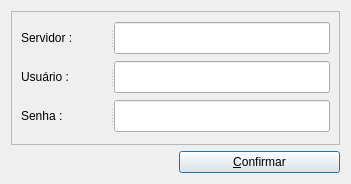
dsgoficial/SAP_Operador, file modules/sap/uis/login.ui: the form before one commit.
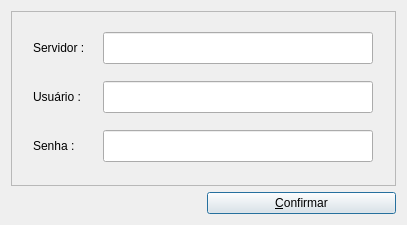
The form after the commit.

```diff
--- a/modules/sap/uis/login.ui
+++ b/modules/sap/uis/login.ui
@@ -6,10 +6,28 @@
    <rect>
     <x>0</x>
     <y>0</y>
-    <width>351</width>
-    <height>184</height>
+    <width>407</width>
+    <height>225</height>
    </rect>
   </property>
+  <property name="sizePolicy">
+   <sizepolicy hsizetype="Fixed" vsizetype="Fixed">
+    <horstretch>0</horstretch>
+    <verstretch>0</verstretch>
+   </sizepolicy>
+  </property>
+  <property name="minimumSize">
+   <size>
+    <width>407</width>
+    <height>225</height>
+   </size>
+  </property>
+  <property name="maximumSize">
+   <size>
+    <width>407</width>
+    <height>225</height>
+   </size>
+  </property>
   <property name="windowTitle">
    <string/>
   </property>
@@ -35,27 +53,31 @@
      <property name="frameShadow">
       <enum>QFrame::Plain</enum>
      </property>
-     <layout class="QVBoxLayout" name="verticalLayout">
-      <item>
-       <widget class="QSplitter" name="splitter">
-        <property name="orientation">
-         <enum>Qt::Horizontal</enum>
-        </property>
+     <layout class="QGridLayout" name="gridLayout_2">
+      <item row="0" column="0">
         <widget class="QLabel" name="label">
+        <property name="sizePolicy">
+         <sizepolicy hsizetype="Fixed" vsizetype="Fixed">
+          <horstretch>0</horstretch>
+          <verstretch>0</verstretch>
+         </sizepolicy>
+        </property>
          <property name="text">
           <string>Servidor :</string>
          </property>
         </widget>
+      </item>
+      <item row="0" column="1">
         <widget class="QLineEdit" name="serverLe">
          <property name="sizePolicy">
-          <sizepolicy hsizetype="Fixed" vsizetype="Fixed">
+         <sizepolicy hsizetype="Preferred" vsizetype="Preferred">
            <horstretch>0</horstretch>
            <verstretch>0</verstretch>
           </sizepolicy>
          </property>
          <property name="minimumSize">
           <size>
-           <width>216</width>
+          <width>270</width>
            <height>32</height>
           </size>
          </property>
@@ -66,28 +88,31 @@
           </size>
          </property>
         </widget>
-       </widget>
       </item>
-      <item>
-       <widget class="QSplitter" name="splitter_2">
-        <property name="orientation">
-         <enum>Qt::Horizontal</enum>
-        </property>
+      <item row="1" column="0">
         <widget class="QLabel" name="label_2">
+        <property name="sizePolicy">
+         <sizepolicy hsizetype="Fixed" vsizetype="Fixed">
+          <horstretch>0</horstretch>
+          <verstretch>0</verstretch>
+         </sizepolicy>
+        </property>
          <property name="text">
           <string>Usuário :</string>
          </property>
         </widget>
+      </item>
+      <item row="1" column="1">
         <widget class="QLineEdit" name="userLe">
          <property name="sizePolicy">
-          <sizepolicy hsizetype="Fixed" vsizetype="Fixed">
+         <sizepolicy hsizetype="Preferred" vsizetype="Preferred">
            <horstretch>0</horstretch>
            <verstretch>0</verstretch>
           </sizepolicy>
          </property>
          <property name="minimumSize">
           <size>
-           <width>216</width>
+          <width>270</width>
            <height>32</height>
           </size>
          </property>
@@ -98,28 +123,31 @@
           </size>
          </property>
         </widget>
-       </widget>
       </item>
-      <item>
-       <widget class="QSplitter" name="splitter_3">
-        <property name="orientation">
-         <enum>Qt::Horizontal</enum>
-        </property>
+      <item row="2" column="0">
         <widget class="QLabel" name="label_3">
+        <property name="sizePolicy">
+         <sizepolicy hsizetype="Fixed" vsizetype="Fixed">
+          <horstretch>0</horstretch>
+          <verstretch>0</verstretch>
+         </sizepolicy>
+        </property>
          <property name="text">
           <string>Senha :</string>
          </property>
         </widget>
+      </item>
+      <item row="2" column="1">
         <widget class="QLineEdit" name="passwordLe">
          <property name="sizePolicy">
-          <sizepolicy hsizetype="Fixed" vsizetype="Fixed">
+         <sizepolicy hsizetype="Preferred" vsizetype="Preferred">
            <horstretch>0</horstretch>
            <verstretch>0</verstretch>
           </sizepolicy>
          </property>
          <property name="minimumSize">
           <size>
-           <width>216</width>
+          <width>270</width>
            <height>32</height>
           </size>
          </property>
@@ -132,7 +160,6 @@
          <property name="echoMode">
           <enum>QLineEdit::Password</enum>
          </property>
-        </widget>
        </widget>
       </item>
      </layout>
```
Lines whose indentation alone changed are shown as unchanged.
